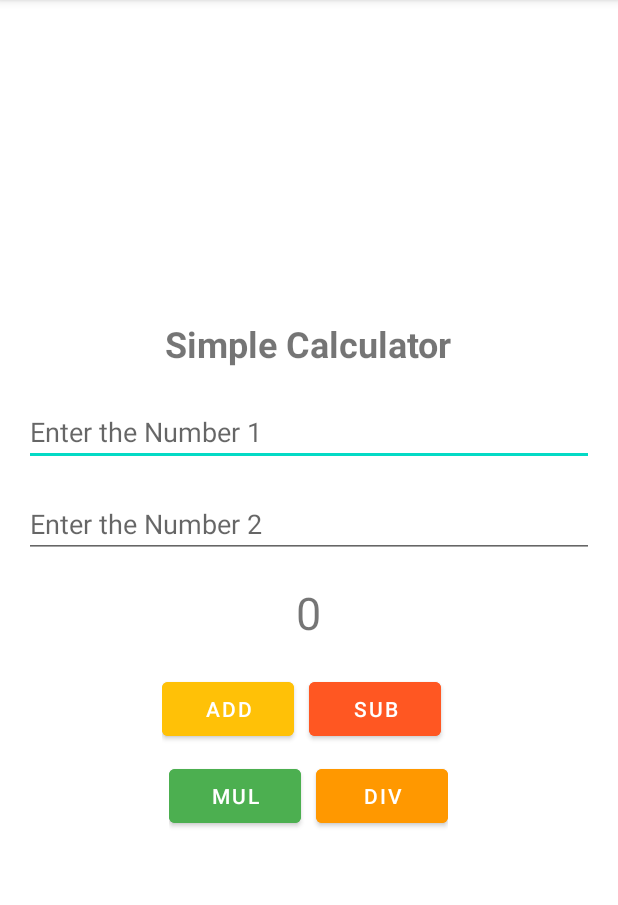
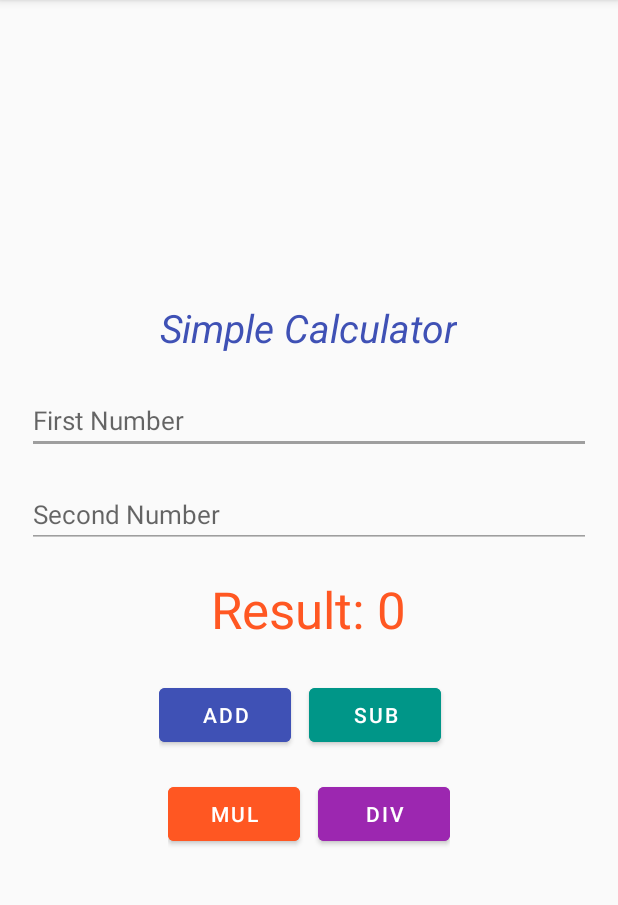
Before and after one commit to sharjeel-siddiqui12/dive-into-mobile-application-development, an Android app built with Jetpack Compose: the L4exercise3 screen opened directly, with no data from a screen before it, on a phone screen of 412 x 824 dp, the part 84-989 px from its top. Run offline under Robolectric (Android 15) with nearby library versions, the phone set to English and light mode, and no system bars.

Commit message:
updated lab 4

```diff
--- a/app/src/main/res/layout/activity_l4exercise3.xml
+++ b/app/src/main/res/layout/activity_l4exercise3.xml
@@ -4,40 +4,48 @@
     android:layout_height="match_parent"
     android:orientation="vertical"
     android:gravity="center"
-    android:padding="16dp"
-    android:background="#FFFFFF">
+    android:padding="18dp"
+    android:background="#FAFAFA">
 
     <TextView
         android:layout_width="wrap_content"
         android:layout_height="wrap_content"
         android:text="Simple Calculator"
-        android:textSize="24sp"
-        android:textStyle="bold"
-        android:layout_marginBottom="20dp" />
+        android:textSize="26sp"
+        android:textColor="#3F51B5"
+        android:textStyle="italic"
+        android:layout_marginBottom="22dp" />
 
     <EditText
         android:id="@+id/etNumber1"
         android:layout_width="match_parent"
         android:layout_height="wrap_content"
-        android:hint="Enter the Number 1"
-        android:inputType="number"
-        android:layout_marginBottom="16dp" />
+        android:hint="First Number"
+        android:inputType="numberDecimal"
+        android:textSize="17sp"
+        android:layout_marginBottom="18dp"
+        android:backgroundTint="#9E9E9E"
+        android:textColor="#000000" />
 
     <EditText
         android:id="@+id/etNumber2"
         android:layout_width="match_parent"
         android:layout_height="wrap_content"
-        android:hint="Enter the Number 2"
-        android:inputType="number"
-        android:layout_marginBottom="16dp" />
+        android:hint="Second Number"
+        android:inputType="numberDecimal"
+        android:textSize="17sp"
+        android:layout_marginBottom="18dp"
+        android:backgroundTint="#9E9E9E"
+        android:textColor="#000000" />
 
     <TextView
         android:id="@+id/tvResult"
         android:layout_width="wrap_content"
         android:layout_height="wrap_content"
-        android:text="0"
-        android:textSize="30sp"
-        android:layout_marginBottom="20dp" />
+        android:text="Result: 0"
+        android:textSize="34sp"
+        android:textColor="#FF5722"
+        android:layout_marginBottom="24dp" />
 
     <LinearLayout
         android:layout_width="wrap_content"
@@ -49,37 +57,41 @@
             android:layout_width="wrap_content"
             android:layout_height="wrap_content"
             android:text="ADD"
-            android:layout_marginRight="10dp"
-            android:backgroundTint="#FFC107" />
+            android:backgroundTint="#3F51B5"
+            android:textColor="#FFFFFF"
+            android:layout_marginRight="12dp" />
 
         <Button
             android:id="@+id/btnSub"
             android:layout_width="wrap_content"
             android:layout_height="wrap_content"
             android:text="SUB"
-            android:layout_marginRight="10dp"
-            android:backgroundTint="#FF5722" />
+            android:backgroundTint="#009688"
+            android:textColor="#FFFFFF"
+            android:layout_marginRight="12dp" />
     </LinearLayout>
 
     <LinearLayout
         android:layout_width="wrap_content"
         android:layout_height="wrap_content"
         android:orientation="horizontal"
-        android:layout_marginTop="10dp">
+        android:layout_marginTop="18dp">
 
         <Button
             android:id="@+id/btnMul"
             android:layout_width="wrap_content"
             android:layout_height="wrap_content"
             android:text="MUL"
-            android:layout_marginRight="10dp"
-            android:backgroundTint="#4CAF50" />
+            android:backgroundTint="#FF5722"
+            android:textColor="#FFFFFF"
+            android:layout_marginRight="12dp" />
 
         <Button
             android:id="@+id/btnDiv"
             android:layout_width="wrap_content"
             android:layout_height="wrap_content"
             android:text="DIV"
-            android:backgroundTint="#FF9800" />
+            android:backgroundTint="#9C27B0"
+            android:textColor="#FFFFFF" />
     </LinearLayout>
 </LinearLayout>
--- a/app/src/main/res/layout/activity_l4exercise4.xml
+++ b/app/src/main/res/layout/activity_l4exercise4.xml
@@ -4,24 +4,31 @@
     android:layout_height="match_parent"
     android:orientation="vertical"
     android:gravity="center"
-    android:padding="16dp">
+    android:padding="20dp"
+    android:background="#F3E5F5">
 
     <!-- Input field to take name -->
     <EditText
         android:id="@+id/editTextName"
         android:layout_width="match_parent"
         android:layout_height="wrap_content"
-        android:hint="Enter your name"
+        android:hint="What's your name?"
         android:inputType="textPersonName"
-        android:textSize="18sp" />
+        android:textSize="18sp"
+        android:padding="12dp"
+        android:textColor="#1A237E"
+        android:backgroundTint="#673AB7" />
 
     <!-- Button to display hello message -->
     <Button
         android:id="@+id/buttonOK"
         android:layout_width="wrap_content"
         android:layout_height="wrap_content"
-        android:text="OK"
-        android:layout_marginTop="16dp" />
+        android:text="Submit"
+        android:textColor="#FFFFFF"
+        android:backgroundTint="#7B1FA2"
+        android:layout_marginTop="24dp"
+        android:padding="12dp" />
 
     <!-- TextView to display hello message -->
     <TextView
@@ -29,8 +36,9 @@
         android:layout_width="wrap_content"
         android:layout_height="wrap_content"
         android:text=""
-        android:textSize="20sp"
-        android:layout_marginTop="20dp"
-        android:textColor="#000000" />
+        android:textSize="24sp"
+        android:layout_marginTop="30dp"
+        android:textColor="#4A148C"
+        android:textStyle="bold" />
 
 </LinearLayout>
```
